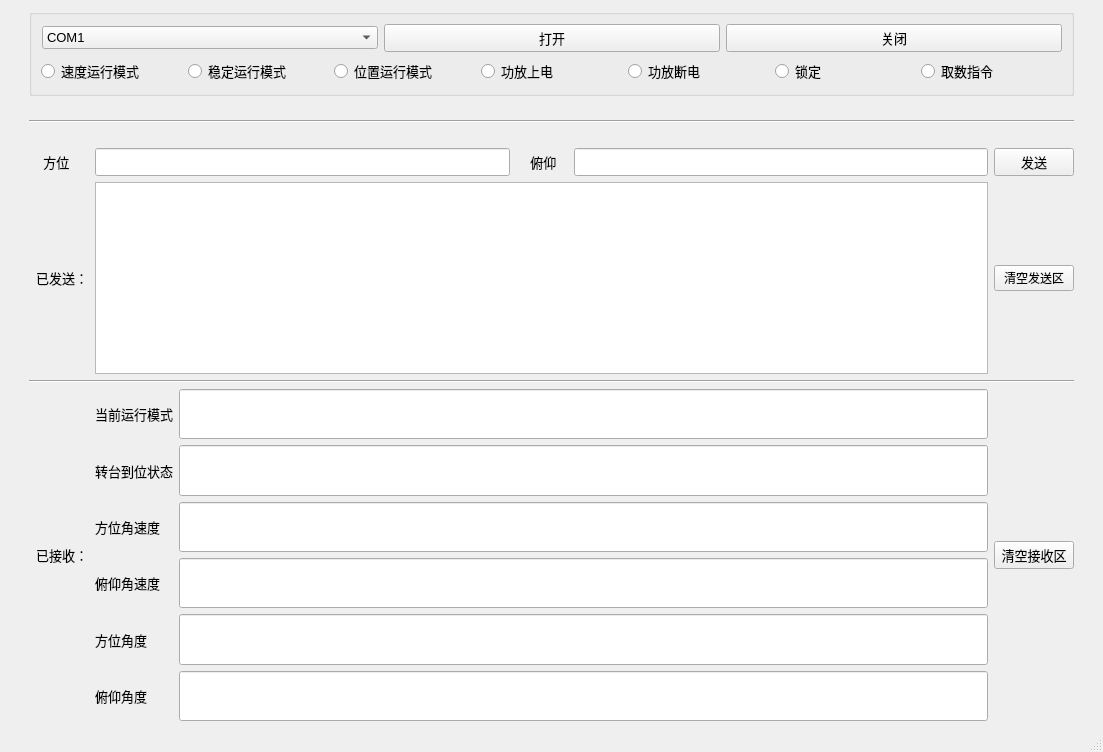
The window that Pro.ui (moon0309/project_zt) describes before a commit, drawn with Qt 5.
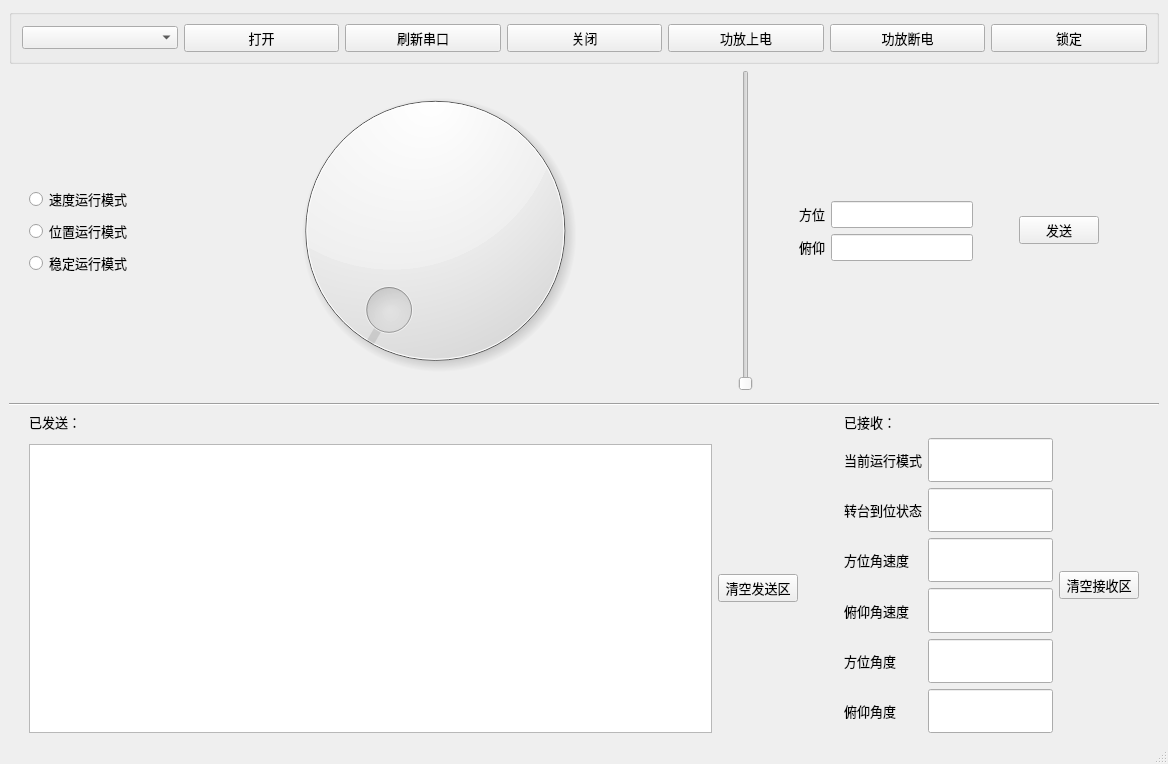
The same window after the commit.

Commit message: 完整版V1

What changed in the file:
```diff
--- a/Pro.ui
+++ b/Pro.ui
@@ -6,60 +6,32 @@
    <rect>
     <x>0</x>
     <y>0</y>
-    <width>1103</width>
-    <height>752</height>
+    <width>1168</width>
+    <height>764</height>
    </rect>
   </property>
   <property name="sizePolicy">
-   <sizepolicy hsizetype="Preferred" vsizetype="Minimum">
+   <sizepolicy hsizetype="Minimum" vsizetype="Minimum">
     <horstretch>0</horstretch>
     <verstretch>0</verstretch>
    </sizepolicy>
   </property>
+  <property name="font">
+   <font>
+    <pointsize>10</pointsize>
+   </font>
+  </property>
   <property name="windowTitle">
    <string>MainWindow</string>
   </property>
   <widget class="QWidget" name="centralwidget">
-   <layout class="QGridLayout" name="gridLayout_3">
-    <item row="1" column="1">
-     <widget class="Line" name="line_2">
-      <property name="orientation">
-       <enum>Qt::Horizontal</enum>
-      </property>
-     </widget>
-    </item>
-    <item row="3" column="2">
-     <spacer name="verticalSpacer">
-      <property name="orientation">
-       <enum>Qt::Vertical</enum>
-      </property>
-      <property name="sizeHint" stdset="0">
-       <size>
-        <width>20</width>
-        <height>40</height>
-       </size>
-      </property>
-     </spacer>
-    </item>
-    <item row="3" column="0">
-     <spacer name="verticalSpacer_2">
-      <property name="orientation">
-       <enum>Qt::Vertical</enum>
-      </property>
-      <property name="sizeHint" stdset="0">
-       <size>
-        <width>20</width>
-        <height>40</height>
-       </size>
-      </property>
-     </spacer>
-    </item>
-    <item row="0" column="1">
+   <layout class="QVBoxLayout" name="verticalLayout_2">
+    <item>
      <widget class="QGroupBox" name="groupBox">
       <property name="title">
        <string/>
       </property>
-      <layout class="QVBoxLayout" name="verticalLayout_2">
+      <layout class="QHBoxLayout" name="horizontalLayout_7">
        <item>
         <layout class="QHBoxLayout" name="horizontalLayout">
          <property name="leftMargin">
@@ -78,16 +50,6 @@
              <pointsize>10</pointsize>
             </font>
            </property>
-           <item>
-            <property name="text">
-             <string>COM1</string>
-            </property>
-           </item>
-           <item>
-            <property name="text">
-             <string>COM2</string>
-            </property>
-           </item>
           </widget>
          </item>
          <item>
@@ -108,6 +70,18 @@
            </property>
           </widget>
          </item>
+         <item>
+          <widget class="QPushButton" name="pushButton_flash">
+           <property name="font">
+            <font>
+             <pointsize>10</pointsize>
+            </font>
+           </property>
+           <property name="text">
+            <string>刷新串口</string>
+           </property>
+          </widget>
+         </item>
          <item>
           <widget class="QPushButton" name="btn_close">
            <property name="sizePolicy">
@@ -126,11 +100,78 @@
            </property>
           </widget>
          </item>
+         <item>
+          <widget class="QPushButton" name="pushButton_on">
+           <property name="font">
+            <font>
+             <pointsize>10</pointsize>
+            </font>
+           </property>
+           <property name="text">
+            <string>功放上电</string>
+           </property>
+          </widget>
+         </item>
+         <item>
+          <widget class="QPushButton" name="pushButton_off">
+           <property name="font">
+            <font>
+             <pointsize>10</pointsize>
+            </font>
+           </property>
+           <property name="text">
+            <string>功放断电</string>
+           </property>
+          </widget>
+         </item>
+         <item>
+          <widget class="QPushButton" name="pushButton_lock">
+           <property name="font">
+            <font>
+             <pointsize>10</pointsize>
+            </font>
+           </property>
+           <property name="text">
+            <string>锁定</string>
+           </property>
+          </widget>
+         </item>
         </layout>
+       </item>
+      </layout>
+     </widget>
        </item>
        <item>
         <layout class="QHBoxLayout" name="horizontalLayout_4">
          <item>
+       <spacer name="verticalSpacer">
+        <property name="orientation">
+         <enum>Qt::Vertical</enum>
+        </property>
+        <property name="sizeHint" stdset="0">
+         <size>
+          <width>20</width>
+          <height>40</height>
+         </size>
+        </property>
+       </spacer>
+      </item>
+      <item>
+       <layout class="QVBoxLayout" name="verticalLayout_3">
+        <item>
+         <spacer name="verticalSpacer_2">
+          <property name="orientation">
+           <enum>Qt::Vertical</enum>
+          </property>
+          <property name="sizeHint" stdset="0">
+           <size>
+            <width>20</width>
+            <height>40</height>
+           </size>
+          </property>
+         </spacer>
+        </item>
+        <item>
           <widget class="QRadioButton" name="radioButton1">
            <property name="sizePolicy">
             <sizepolicy hsizetype="Minimum" vsizetype="Minimum">
@@ -148,18 +189,6 @@
            </property>
           </widget>
          </item>
-         <item>
-          <widget class="QRadioButton" name="radioButton_w">
-           <property name="font">
-            <font>
-             <pointsize>10</pointsize>
-            </font>
-           </property>
-           <property name="text">
-            <string>稳定运行模式</string>
-           </property>
-          </widget>
-         </item>
          <item>
           <widget class="QRadioButton" name="radioButton2">
            <property name="sizePolicy">
@@ -179,84 +208,291 @@
           </widget>
          </item>
          <item>
-          <widget class="QRadioButton" name="radioButton3">
-           <property name="sizePolicy">
-            <sizepolicy hsizetype="Minimum" vsizetype="Minimum">
-             <horstretch>0</horstretch>
-             <verstretch>0</verstretch>
-            </sizepolicy>
-           </property>
+         <widget class="QRadioButton" name="radioButton_w">
            <property name="font">
             <font>
              <pointsize>10</pointsize>
             </font>
            </property>
            <property name="text">
-            <string>功放上电</string>
+           <string>稳定运行模式</string>
            </property>
           </widget>
          </item>
          <item>
-          <widget class="QRadioButton" name="radioButton4">
+         <spacer name="verticalSpacer_3">
+          <property name="orientation">
+           <enum>Qt::Vertical</enum>
+          </property>
+          <property name="sizeHint" stdset="0">
+           <size>
+            <width>20</width>
+            <height>40</height>
+           </size>
+          </property>
+         </spacer>
+        </item>
+       </layout>
+      </item>
+      <item>
+       <layout class="QHBoxLayout" name="horizontalLayout_5">
+        <item>
+         <widget class="QDial" name="dial">
            <property name="sizePolicy">
-            <sizepolicy hsizetype="Minimum" vsizetype="Minimum">
+           <sizepolicy hsizetype="Expanding" vsizetype="Preferred">
              <horstretch>0</horstretch>
              <verstretch>0</verstretch>
             </sizepolicy>
            </property>
-           <property name="font">
-            <font>
-             <pointsize>10</pointsize>
-            </font>
-           </property>
-           <property name="text">
-            <string>功放断电</string>
-           </property>
           </widget>
          </item>
          <item>
-          <widget class="QRadioButton" name="radioButton5">
+         <widget class="QSlider" name="verticalSlider">
            <property name="sizePolicy">
-            <sizepolicy hsizetype="Minimum" vsizetype="Minimum">
+           <sizepolicy hsizetype="Fixed" vsizetype="Expanding">
              <horstretch>0</horstretch>
              <verstretch>0</verstretch>
             </sizepolicy>
            </property>
-           <property name="font">
-            <font>
-             <pointsize>10</pointsize>
-            </font>
-           </property>
-           <property name="text">
-            <string>锁定</string>
-           </property>
+          <property name="orientation">
+           <enum>Qt::Vertical</enum>
+          </property>
           </widget>
          </item>
          <item>
-          <widget class="QRadioButton" name="radioButton6">
-           <property name="font">
-            <font>
-             <pointsize>10</pointsize>
-            </font>
-           </property>
-           <property name="text">
-            <string>取数指令</string>
-           </property>
-          </widget>
+         <spacer name="horizontalSpacer_4">
+          <property name="orientation">
+           <enum>Qt::Horizontal</enum>
+          </property>
+          <property name="sizeType">
+           <enum>QSizePolicy::Fixed</enum>
+          </property>
+          <property name="sizeHint" stdset="0">
+           <size>
+            <width>40</width>
+            <height>20</height>
+           </size>
+          </property>
+         </spacer>
          </item>
         </layout>
        </item>
-      </layout>
-     </widget>
-    </item>
-    <item row="3" column="1">
+      <item>
      <layout class="QVBoxLayout" name="verticalLayout">
       <item>
-       <layout class="QGridLayout" name="gridLayout_2">
-        <item row="1" column="0">
+         <spacer name="verticalSpacer_8">
+          <property name="orientation">
+           <enum>Qt::Vertical</enum>
+          </property>
+          <property name="sizeType">
+           <enum>QSizePolicy::Expanding</enum>
+          </property>
+          <property name="sizeHint" stdset="0">
+           <size>
+            <width>20</width>
+            <height>40</height>
+           </size>
+          </property>
+         </spacer>
+        </item>
+        <item>
+         <layout class="QHBoxLayout" name="horizontalLayout_2">
+          <item>
+           <widget class="QLabel" name="label">
+            <property name="sizePolicy">
+             <sizepolicy hsizetype="Preferred" vsizetype="Fixed">
+              <horstretch>0</horstretch>
+              <verstretch>0</verstretch>
+             </sizepolicy>
+            </property>
+            <property name="font">
+             <font>
+              <pointsize>10</pointsize>
+             </font>
+            </property>
+            <property name="text">
+             <string>方位</string>
+            </property>
+           </widget>
+          </item>
+          <item>
+           <widget class="QLineEdit" name="data_edit1">
+            <property name="sizePolicy">
+             <sizepolicy hsizetype="Minimum" vsizetype="Fixed">
+              <horstretch>0</horstretch>
+              <verstretch>0</verstretch>
+             </sizepolicy>
+            </property>
+            <property name="font">
+             <font>
+              <pointsize>12</pointsize>
+             </font>
+            </property>
+           </widget>
+          </item>
+         </layout>
+        </item>
+        <item>
+         <layout class="QHBoxLayout" name="horizontalLayout_3">
+          <item>
+           <widget class="QLabel" name="label_2">
+            <property name="sizePolicy">
+             <sizepolicy hsizetype="Preferred" vsizetype="Fixed">
+              <horstretch>0</horstretch>
+              <verstretch>0</verstretch>
+             </sizepolicy>
+            </property>
+            <property name="font">
+             <font>
+              <pointsize>10</pointsize>
+             </font>
+            </property>
+            <property name="text">
+             <string>俯仰</string>
+            </property>
+           </widget>
+          </item>
+          <item>
+           <widget class="QLineEdit" name="data_edit2">
+            <property name="sizePolicy">
+             <sizepolicy hsizetype="Fixed" vsizetype="Fixed">
+              <horstretch>0</horstretch>
+              <verstretch>0</verstretch>
+             </sizepolicy>
+            </property>
+            <property name="font">
+             <font>
+              <pointsize>12</pointsize>
+             </font>
+            </property>
+           </widget>
+          </item>
+         </layout>
+        </item>
+        <item>
+         <spacer name="verticalSpacer_9">
+          <property name="orientation">
+           <enum>Qt::Vertical</enum>
+          </property>
+          <property name="sizeType">
+           <enum>QSizePolicy::Expanding</enum>
+          </property>
+          <property name="sizeHint" stdset="0">
+           <size>
+            <width>20</width>
+            <height>40</height>
+           </size>
+          </property>
+         </spacer>
+        </item>
+       </layout>
+      </item>
+      <item>
+       <spacer name="horizontalSpacer_3">
+        <property name="orientation">
+         <enum>Qt::Horizontal</enum>
+        </property>
+        <property name="sizeType">
+         <enum>QSizePolicy::Fixed</enum>
+        </property>
+        <property name="sizeHint" stdset="0">
+         <size>
+          <width>40</width>
+          <height>20</height>
+         </size>
+        </property>
+       </spacer>
+      </item>
+      <item>
+       <widget class="QPushButton" name="btn_send">
+        <property name="sizePolicy">
+         <sizepolicy hsizetype="Preferred" vsizetype="Fixed">
+          <horstretch>0</horstretch>
+          <verstretch>0</verstretch>
+         </sizepolicy>
+        </property>
+        <property name="font">
+         <font>
+          <pointsize>10</pointsize>
+         </font>
+        </property>
+        <property name="text">
+         <string>发送</string>
+        </property>
+       </widget>
+      </item>
+      <item>
+       <spacer name="horizontalSpacer_2">
+        <property name="orientation">
+         <enum>Qt::Horizontal</enum>
+        </property>
+        <property name="sizeType">
+         <enum>QSizePolicy::Fixed</enum>
+        </property>
+        <property name="sizeHint" stdset="0">
+         <size>
+          <width>40</width>
+          <height>20</height>
+         </size>
+        </property>
+       </spacer>
+      </item>
+      <item>
+       <spacer name="verticalSpacer_5">
+        <property name="orientation">
+         <enum>Qt::Vertical</enum>
+        </property>
+        <property name="sizeHint" stdset="0">
+         <size>
+          <width>20</width>
+          <height>40</height>
+         </size>
+        </property>
+       </spacer>
+      </item>
+     </layout>
+    </item>
+    <item>
+     <widget class="Line" name="line_3">
+      <property name="orientation">
+       <enum>Qt::Vertical</enum>
+      </property>
+     </widget>
+    </item>
+    <item>
+     <widget class="Line" name="line_2">
+      <property name="sizePolicy">
+       <sizepolicy hsizetype="Expanding" vsizetype="Fixed">
+        <horstretch>0</horstretch>
+        <verstretch>0</verstretch>
+       </sizepolicy>
+      </property>
+      <property name="orientation">
+       <enum>Qt::Horizontal</enum>
+      </property>
+     </widget>
+    </item>
+    <item>
+     <layout class="QHBoxLayout" name="horizontalLayout_6">
+      <item>
+       <spacer name="verticalSpacer_4">
+        <property name="orientation">
+         <enum>Qt::Vertical</enum>
+        </property>
+        <property name="sizeHint" stdset="0">
+         <size>
+          <width>20</width>
+          <height>40</height>
+         </size>
+        </property>
+       </spacer>
+      </item>
+      <item>
+       <layout class="QVBoxLayout" name="verticalLayout_4">
+        <item>
          <widget class="QLabel" name="ready_send">
           <property name="sizePolicy">
-           <sizepolicy hsizetype="Preferred" vsizetype="Preferred">
+           <sizepolicy hsizetype="Expanding" vsizetype="Preferred">
             <horstretch>0</horstretch>
             <verstretch>0</verstretch>
            </sizepolicy>
@@ -270,11 +506,35 @@
            <enum>Qt::LeftToRight</enum>
           </property>
           <property name="text">
-           <string>  已发送：</string>
+           <string>已发送：</string>
           </property>
          </widget>
         </item>
-        <item row="1" column="4">
+        <item>
+         <widget class="Line" name="line">
+          <property name="orientation">
+           <enum>Qt::Vertical</enum>
+          </property>
+         </widget>
+        </item>
+        <item>
+         <layout class="QGridLayout" name="gridLayout_2">
+          <item row="0" column="1">
+           <widget class="QTextEdit" name="show_send">
+            <property name="sizePolicy">
+             <sizepolicy hsizetype="Expanding" vsizetype="Expanding">
+              <horstretch>0</horstretch>
+              <verstretch>0</verstretch>
+             </sizepolicy>
+            </property>
+            <property name="font">
+             <font>
+              <pointsize>11</pointsize>
+             </font>
+            </property>
+           </widget>
+          </item>
+          <item row="0" column="2">
          <widget class="QPushButton" name="pushButton">
           <property name="sizePolicy">
            <sizepolicy hsizetype="Fixed" vsizetype="Fixed">
@@ -287,132 +547,58 @@
           </property>
          </widget>
         </item>
-        <item row="0" column="4">
-         <widget class="QPushButton" name="btn_send">
-          <property name="sizePolicy">
-           <sizepolicy hsizetype="Fixed" vsizetype="Fixed">
-            <horstretch>0</horstretch>
-            <verstretch>0</verstretch>
-           </sizepolicy>
-          </property>
-          <property name="font">
-           <font>
-            <pointsize>10</pointsize>
-           </font>
-          </property>
-          <property name="text">
-           <string>发送</string>
-          </property>
-         </widget>
-        </item>
-        <item row="0" column="1">
-         <widget class="QLineEdit" name="data_edit1">
-          <property name="sizePolicy">
-           <sizepolicy hsizetype="Expanding" vsizetype="Minimum">
-            <horstretch>0</horstretch>
-            <verstretch>0</verstretch>
-           </sizepolicy>
-          </property>
-          <property name="font">
-           <font>
-            <pointsize>12</pointsize>
-           </font>
-          </property>
-         </widget>
-        </item>
-        <item row="1" column="1" colspan="3">
-         <widget class="QTextEdit" name="show_send">
-          <property name="sizePolicy">
-           <sizepolicy hsizetype="Expanding" vsizetype="Fixed">
-            <horstretch>0</horstretch>
-            <verstretch>0</verstretch>
-           </sizepolicy>
-          </property>
-          <property name="font">
-           <font>
-            <pointsize>12</pointsize>
-           </font>
-          </property>
-         </widget>
-        </item>
-        <item row="0" column="2">
-         <widget class="QLabel" name="label_2">
-          <property name="sizePolicy">
-           <sizepolicy hsizetype="Preferred" vsizetype="Preferred">
-            <horstretch>0</horstretch>
-            <verstretch>0</verstretch>
-           </sizepolicy>
-          </property>
-          <property name="font">
-           <font>
-            <pointsize>10</pointsize>
-           </font>
-          </property>
-          <property name="text">
-           <string>    俯仰   </string>
-          </property>
-         </widget>
-        </item>
-        <item row="0" column="0">
-         <widget class="QLabel" name="label">
-          <property name="sizePolicy">
-           <sizepolicy hsizetype="Preferred" vsizetype="Preferred">
-            <horstretch>0</horstretch>
-            <verstretch>0</verstretch>
-           </sizepolicy>
-          </property>
-          <property name="font">
-           <font>
-            <pointsize>10</pointsize>
-           </font>
-          </property>
-          <property name="text">
-           <string>    方位</string>
-          </property>
-         </widget>
-        </item>
-        <item row="0" column="3">
-         <widget class="QLineEdit" name="data_edit2">
-          <property name="sizePolicy">
-           <sizepolicy hsizetype="Expanding" vsizetype="Minimum">
-            <horstretch>0</horstretch>
-            <verstretch>0</verstretch>
-           </sizepolicy>
-          </property>
-          <property name="font">
-           <font>
-            <pointsize>12</pointsize>
-           </font>
-          </property>
-         </widget>
+         </layout>
         </item>
        </layout>
       </item>
       <item>
-       <widget class="Line" name="line">
+       <spacer name="horizontalSpacer">
         <property name="orientation">
          <enum>Qt::Horizontal</enum>
+        </property>
+        <property name="sizeType">
+         <enum>QSizePolicy::Fixed</enum>
+        </property>
+        <property name="sizeHint" stdset="0">
+         <size>
+          <width>40</width>
+          <height>20</height>
+         </size>
+        </property>
+       </spacer>
+      </item>
+      <item>
+       <layout class="QVBoxLayout" name="verticalLayout_5">
+        <item>
+         <widget class="QLabel" name="ready_received">
+          <property name="font">
+           <font>
+            <pointsize>10</pointsize>
+           </font>
+          </property>
+          <property name="text">
+           <string>已接收：</string>
         </property>
        </widget>
       </item>
       <item>
        <layout class="QGridLayout" name="gridLayout">
-        <item row="0" column="1">
-         <widget class="QLabel" name="label_3">
+          <item row="2" column="1">
+           <widget class="QLabel" name="label_5">
           <property name="font">
            <font>
             <pointsize>10</pointsize>
            </font>
           </property>
           <property name="text">
-           <string>当前运行模式</string>
+             <string>方位角速度</string>
           </property>
          </widget>
         </item>
-        <item row="1" column="2">
-         <widget class="QLineEdit" name="lineEdit_2">
+          <item row="2" column="3" rowspan="2">
+           <widget class="QPushButton" name="clear_receive">
           <property name="sizePolicy">
-           <sizepolicy hsizetype="Expanding" vsizetype="MinimumExpanding">
+             <sizepolicy hsizetype="Fixed" vsizetype="Fixed">
             <horstretch>0</horstretch>
             <verstretch>0</verstretch>
            </sizepolicy>
@@ -423,7 +609,43 @@
            </font>
           </property>
           <property name="text">
-           <string>  </string>
+             <string>清空接收区</string>
+            </property>
+           </widget>
+          </item>
+          <item row="0" column="2">
+           <widget class="QLineEdit" name="lineEdit_1">
+            <property name="sizePolicy">
+             <sizepolicy hsizetype="Fixed" vsizetype="Expanding">
+              <horstretch>0</horstretch>
+              <verstretch>0</verstretch>
+             </sizepolicy>
+            </property>
+            <property name="font">
+             <font>
+              <pointsize>10</pointsize>
+             </font>
+            </property>
+            <property name="text">
+             <string/>
+            </property>
+           </widget>
+          </item>
+          <item row="2" column="2">
+           <widget class="QLineEdit" name="lineEdit_3">
+            <property name="sizePolicy">
+             <sizepolicy hsizetype="Fixed" vsizetype="MinimumExpanding">
+              <horstretch>0</horstretch>
+              <verstretch>0</verstretch>
+             </sizepolicy>
+            </property>
+            <property name="font">
+             <font>
+              <pointsize>10</pointsize>
+             </font>
+            </property>
+            <property name="text">
+             <string/>
           </property>
          </widget>
         </item>
@@ -439,18 +661,6 @@
           </property>
          </widget>
         </item>
-        <item row="5" column="1">
-         <widget class="QLabel" name="label_8">
-          <property name="font">
-           <font>
-            <pointsize>10</pointsize>
-           </font>
-          </property>
-          <property name="text">
-           <string>俯仰角度</string>
-          </property>
-         </widget>
-        </item>
         <item row="3" column="1">
          <widget class="QLabel" name="label_6">
           <property name="font">
@@ -463,10 +673,10 @@
           </property>
          </widget>
         </item>
-        <item row="3" column="2">
-         <widget class="QLineEdit" name="lineEdit_4">
+          <item row="1" column="2">
+           <widget class="QLineEdit" name="lineEdit_2">
           <property name="sizePolicy">
-           <sizepolicy hsizetype="Expanding" vsizetype="Expanding">
+             <sizepolicy hsizetype="Fixed" vsizetype="MinimumExpanding">
             <horstretch>0</horstretch>
             <verstretch>0</verstretch>
            </sizepolicy>
@@ -477,25 +687,7 @@
            </font>
           </property>
           <property name="text">
-           <string>  </string>
-          </property>
-         </widget>
-        </item>
-        <item row="5" column="2">
-         <widget class="QLineEdit" name="lineEdit_6">
-          <property name="sizePolicy">
-           <sizepolicy hsizetype="Expanding" vsizetype="MinimumExpanding">
-            <horstretch>0</horstretch>
-            <verstretch>0</verstretch>
-           </sizepolicy>
-          </property>
-          <property name="font">
-           <font>
-            <pointsize>10</pointsize>
-           </font>
-          </property>
-          <property name="text">
-           <string>  </string>
+             <string/>
           </property>
          </widget>
         </item>
@@ -511,40 +703,10 @@
           </property>
          </widget>
         </item>
-        <item row="2" column="2">
-         <widget class="QLineEdit" name="lineEdit_3">
-          <property name="sizePolicy">
-           <sizepolicy hsizetype="Expanding" vsizetype="MinimumExpanding">
-            <horstretch>0</horstretch>
-            <verstretch>0</verstretch>
-           </sizepolicy>
-          </property>
-          <property name="font">
-           <font>
-            <pointsize>10</pointsize>
-           </font>
-          </property>
-          <property name="text">
-           <string>  </string>
-          </property>
-         </widget>
-        </item>
-        <item row="2" column="1">
-         <widget class="QLabel" name="label_5">
-          <property name="font">
-           <font>
-            <pointsize>10</pointsize>
-           </font>
-          </property>
-          <property name="text">
-           <string>方位角速度</string>
-          </property>
-         </widget>
-        </item>
         <item row="4" column="2">
          <widget class="QLineEdit" name="lineEdit_5">
           <property name="sizePolicy">
-           <sizepolicy hsizetype="Expanding" vsizetype="Expanding">
+             <sizepolicy hsizetype="Fixed" vsizetype="Expanding">
             <horstretch>0</horstretch>
             <verstretch>0</verstretch>
            </sizepolicy>
@@ -555,14 +717,14 @@
            </font>
           </property>
           <property name="text">
-           <string>  </string>
+             <string/>
           </property>
          </widget>
         </item>
-        <item row="2" column="3" rowspan="2">
-         <widget class="QPushButton" name="clear_receive">
+          <item row="5" column="2">
+           <widget class="QLineEdit" name="lineEdit_6">
           <property name="sizePolicy">
-           <sizepolicy hsizetype="Fixed" vsizetype="Fixed">
+             <sizepolicy hsizetype="Fixed" vsizetype="MinimumExpanding">
             <horstretch>0</horstretch>
             <verstretch>0</verstretch>
            </sizepolicy>
@@ -573,14 +735,26 @@
            </font>
           </property>
           <property name="text">
-           <string>清空接收区</string>
+             <string/>
           </property>
          </widget>
         </item>
-        <item row="0" column="2">
-         <widget class="QLineEdit" name="lineEdit_1">
+          <item row="0" column="1">
+           <widget class="QLabel" name="label_3">
+            <property name="font">
+             <font>
+              <pointsize>10</pointsize>
+             </font>
+            </property>
+            <property name="text">
+             <string>当前运行模式</string>
+            </property>
+           </widget>
+          </item>
+          <item row="3" column="2">
+           <widget class="QLineEdit" name="lineEdit_4">
           <property name="sizePolicy">
-           <sizepolicy hsizetype="Expanding" vsizetype="Expanding">
+             <sizepolicy hsizetype="Fixed" vsizetype="Expanding">
             <horstretch>0</horstretch>
             <verstretch>0</verstretch>
            </sizepolicy>
@@ -591,19 +765,19 @@
            </font>
           </property>
           <property name="text">
-           <string>  </string>
+             <string/>
           </property>
          </widget>
         </item>
-        <item row="0" column="0" rowspan="6">
-         <widget class="QLabel" name="ready_received">
+          <item row="5" column="1">
+           <widget class="QLabel" name="label_8">
           <property name="font">
            <font>
             <pointsize>10</pointsize>
            </font>
           </property>
           <property name="text">
-           <string>  已接收：</string>
+             <string>俯仰角度</string>
           </property>
          </widget>
         </item>
@@ -611,14 +785,11 @@
       </item>
      </layout>
     </item>
-    <item row="0" column="0">
-     <spacer name="verticalSpacer_3">
+      <item>
+       <spacer name="verticalSpacer_6">
       <property name="orientation">
        <enum>Qt::Vertical</enum>
       </property>
-      <property name="sizeType">
-       <enum>QSizePolicy::Preferred</enum>
-      </property>
       <property name="sizeHint" stdset="0">
        <size>
         <width>20</width>
@@ -627,21 +798,7 @@
       </property>
      </spacer>
     </item>
-    <item row="1" column="0">
-     <spacer name="verticalSpacer_4">
-      <property name="orientation">
-       <enum>Qt::Vertical</enum>
-      </property>
-      <property name="sizeType">
-       <enum>QSizePolicy::Minimum</enum>
-      </property>
-      <property name="sizeHint" stdset="0">
-       <size>
-        <width>20</width>
-        <height>40</height>
-       </size>
-      </property>
-     </spacer>
+     </layout>
     </item>
    </layout>
   </widget>
```
Left out of the diff: 236 changed lines with no effect on the pictures. Lines whose indentation alone changed are shown as unchanged. The commit also changes 2 other files.
